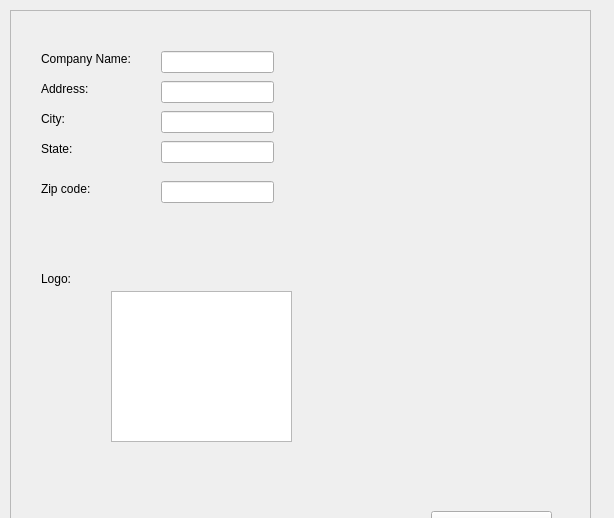
This is settingsscreen.ui in WNewsome/Pharmaceutical-Point-of-Sale as Qt 5 draws it before an edit. The edited form follows.
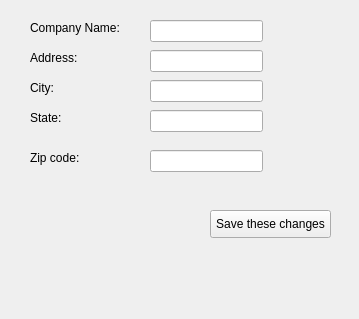
This is the edited form.

```diff
--- a/settingsscreen.ui
+++ b/settingsscreen.ui
@@ -6,39 +6,54 @@
    <rect>
     <x>0</x>
     <y>0</y>
-    <width>614</width>
-    <height>518</height>
+    <width>359</width>
+    <height>319</height>
    </rect>
   </property>
   <property name="windowTitle">
    <string>Form</string>
   </property>
-  <widget class="QScrollArea" name="scrollArea_2">
+  <widget class="QLabel" name="label_19">
    <property name="geometry">
     <rect>
-     <x>10</x>
-     <y>10</y>
-     <width>581</width>
-     <height>561</height>
+     <x>30</x>
+     <y>150</y>
+     <width>71</width>
+     <height>16</height>
     </rect>
    </property>
-   <property name="widgetResizable">
-    <bool>true</bool>
+   <property name="font">
+    <font>
+     <pointsize>9</pointsize>
+    </font>
    </property>
-   <widget class="QWidget" name="scrollAreaWidgetContents_2">
+   <property name="text">
+    <string>Zip code:</string>
+   </property>
+  </widget>
+  <widget class="QLabel" name="label_17">
     <property name="geometry">
      <rect>
-      <x>0</x>
-      <y>0</y>
-      <width>579</width>
-      <height>559</height>
-     </rect>
-    </property>
+     <x>30</x>
+     <y>80</y>
+     <width>55</width>
+     <height>16</height>
+    </rect>
+   </property>
+   <property name="font">
+    <font>
+     <pointsize>9</pointsize>
+    </font>
+   </property>
+   <property name="text">
+    <string>City:</string>
+   </property>
+  </widget>
     <widget class="QLabel" name="label_14">
      <property name="geometry">
       <rect>
        <x>30</x>
-       <y>40</y>
+     <y>20</y>
        <width>111</width>
        <height>16</height>
       </rect>
@@ -52,24 +67,31 @@
       <string>Company Name:</string>
      </property>
     </widget>
-    <widget class="QLabel" name="label_15">
+  <widget class="QLineEdit" name="lineEdit_5">
      <property name="geometry">
       <rect>
-       <x>30</x>
-       <y>260</y>
-       <width>55</width>
-       <height>16</height>
-      </rect>
-     </property>
-     <property name="text">
-      <string>Logo:</string>
+     <x>150</x>
+     <y>80</y>
+     <width>113</width>
+     <height>22</height>
+    </rect>
+   </property>
+  </widget>
+  <widget class="QLineEdit" name="lineEdit_4">
+   <property name="geometry">
+    <rect>
+     <x>150</x>
+     <y>50</y>
+     <width>113</width>
+     <height>22</height>
+    </rect>
      </property>
     </widget>
     <widget class="QLabel" name="label_16">
      <property name="geometry">
       <rect>
        <x>30</x>
-       <y>70</y>
+     <y>50</y>
        <width>55</width>
        <height>16</height>
       </rect>
@@ -83,11 +105,59 @@
       <string>Address:</string>
      </property>
     </widget>
+  <widget class="QLineEdit" name="lineEdit_7">
+   <property name="geometry">
+    <rect>
+     <x>150</x>
+     <y>150</y>
+     <width>113</width>
+     <height>22</height>
+    </rect>
+   </property>
+  </widget>
+  <widget class="QLabel" name="label_18">
+   <property name="geometry">
+    <rect>
+     <x>30</x>
+     <y>110</y>
+     <width>55</width>
+     <height>16</height>
+    </rect>
+   </property>
+   <property name="font">
+    <font>
+     <pointsize>9</pointsize>
+    </font>
+   </property>
+   <property name="text">
+    <string>State:</string>
+   </property>
+  </widget>
+  <widget class="QLineEdit" name="lineEdit_6">
+   <property name="geometry">
+    <rect>
+     <x>150</x>
+     <y>110</y>
+     <width>113</width>
+     <height>22</height>
+    </rect>
+   </property>
+  </widget>
+  <widget class="QLineEdit" name="lineEdit_3">
+   <property name="geometry">
+    <rect>
+     <x>150</x>
+     <y>20</y>
+     <width>113</width>
+     <height>22</height>
+    </rect>
+   </property>
+  </widget>
     <widget class="QPushButton" name="pushButton">
      <property name="geometry">
       <rect>
-       <x>420</x>
-       <y>500</y>
+     <x>210</x>
+     <y>210</y>
        <width>121</width>
        <height>28</height>
       </rect>
@@ -95,122 +165,6 @@
      <property name="text">
       <string>Save these changes</string>
      </property>
-    </widget>
-    <widget class="QLineEdit" name="lineEdit_3">
-     <property name="geometry">
-      <rect>
-       <x>150</x>
-       <y>40</y>
-       <width>113</width>
-       <height>22</height>
-      </rect>
-     </property>
-    </widget>
-    <widget class="QLineEdit" name="lineEdit_4">
-     <property name="geometry">
-      <rect>
-       <x>150</x>
-       <y>70</y>
-       <width>113</width>
-       <height>22</height>
-      </rect>
-     </property>
-    </widget>
-    <widget class="QGraphicsView" name="graphicsView_3">
-     <property name="geometry">
-      <rect>
-       <x>100</x>
-       <y>280</y>
-       <width>181</width>
-       <height>151</height>
-      </rect>
-     </property>
-    </widget>
-    <widget class="QLabel" name="label_17">
-     <property name="geometry">
-      <rect>
-       <x>30</x>
-       <y>100</y>
-       <width>55</width>
-       <height>16</height>
-      </rect>
-     </property>
-     <property name="font">
-      <font>
-       <pointsize>9</pointsize>
-      </font>
-     </property>
-     <property name="text">
-      <string>City:</string>
-     </property>
-    </widget>
-    <widget class="QLabel" name="label_18">
-     <property name="geometry">
-      <rect>
-       <x>30</x>
-       <y>130</y>
-       <width>55</width>
-       <height>16</height>
-      </rect>
-     </property>
-     <property name="font">
-      <font>
-       <pointsize>9</pointsize>
-      </font>
-     </property>
-     <property name="text">
-      <string>State:</string>
-     </property>
-    </widget>
-    <widget class="QLineEdit" name="lineEdit_5">
-     <property name="geometry">
-      <rect>
-       <x>150</x>
-       <y>100</y>
-       <width>113</width>
-       <height>22</height>
-      </rect>
-     </property>
-    </widget>
-    <widget class="QLineEdit" name="lineEdit_6">
-     <property name="geometry">
-      <rect>
-       <x>150</x>
-       <y>130</y>
-       <width>113</width>
-       <height>22</height>
-      </rect>
-     </property>
-    </widget>
-    <widget class="QLabel" name="label_19">
-     <property name="geometry">
-      <rect>
-       <x>30</x>
-       <y>170</y>
-       <width>71</width>
-       <height>16</height>
-      </rect>
-     </property>
-     <property name="font">
-      <font>
-       <pointsize>9</pointsize>
-      </font>
-     </property>
-     <property name="text">
-      <string>Zip code:</string>
-     </property>
-    </widget>
-    <widget class="QLineEdit" name="lineEdit_7">
-     <property name="geometry">
-      <rect>
-       <x>150</x>
-       <y>170</y>
-       <width>113</width>
-       <height>22</height>
-      </rect>
-     </property>
-    </widget>
-   </widget>
   </widget>
  </widget>
  <resources/>
```
Lines whose indentation alone changed are shown as unchanged.
